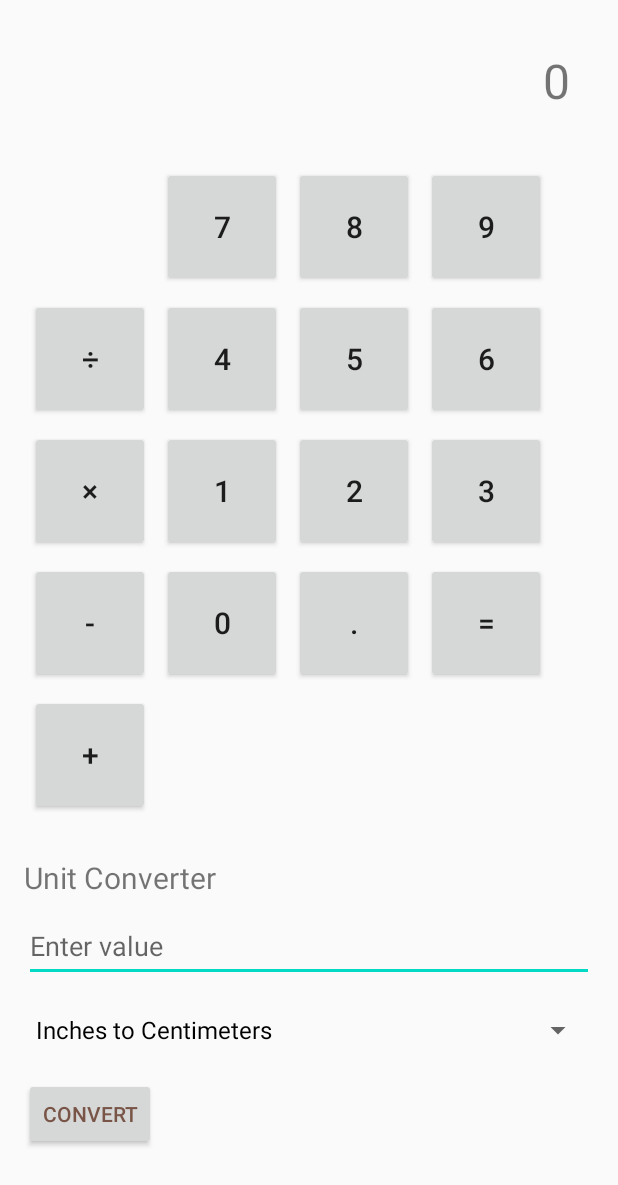
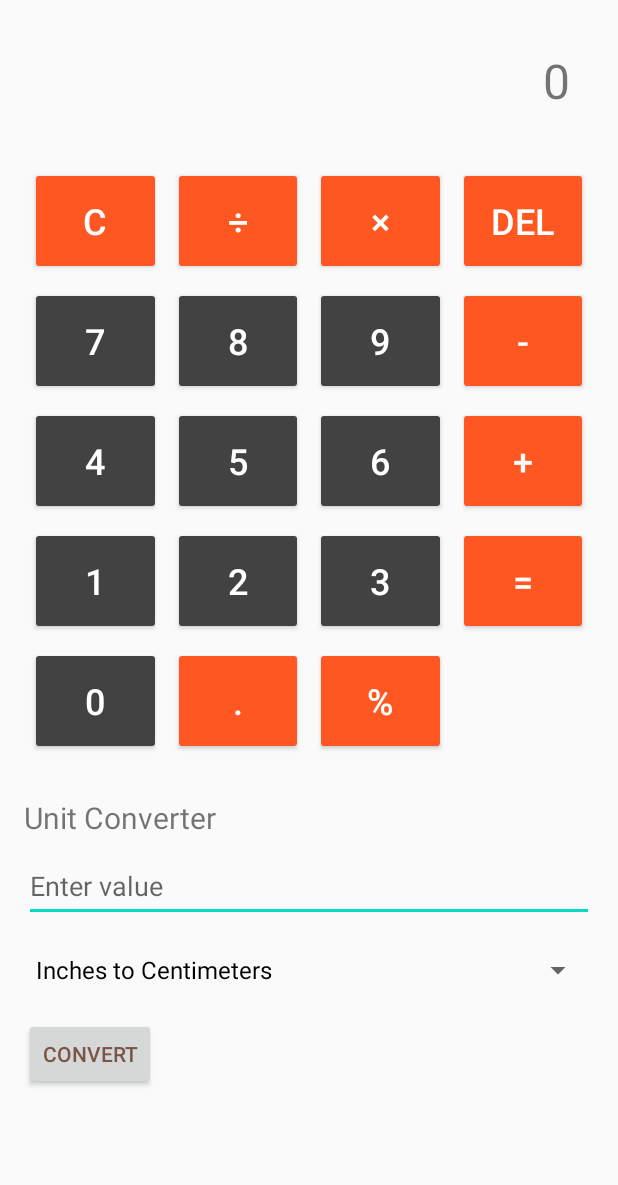
Before and after one commit to skodinger/CalcAndConverter, an Android app built with Jetpack Compose: the screen it shows after launch (MainActivity), on a phone screen of 412 x 824 dp. Shown: the top 1185 px of the screen. Run offline under Robolectric (Android 15) with nearby library versions, the phone set to English and light mode, and no system bars.

Commit message:
design and layout changes

```diff
--- a/app/src/main/java/com/example/calcandconverter/MainActivity.kt
+++ b/app/src/main/java/com/example/calcandconverter/MainActivity.kt
@@ -51,6 +51,25 @@ class MainActivity : AppCompatActivity() {
             }
         }
 
+        findViewById<Button>(R.id.btnBack).setOnClickListener {
+            if (input.isNotEmpty()) {
+                input = input.dropLast(1)
+                tvResult.text = input
+            }
+        }
+
+        findViewById<Button>(R.id.btnPercent).setOnClickListener {
+            try {
+                val currentValue = input.toDouble()
+                val result = currentValue / 100.0
+                tvResult.text = result.toString()
+                input = result.toString()
+            } catch (e: Exception) {
+                // Handle cases where the input is not a valid number
+                tvResult.text = "Error"
+            }
+        }
+
         // === CONVERSION FEATURE ===
         val etInput = findViewById<EditText>(R.id.etInput)
         val spinner = findViewById<Spinner>(R.id.spinnerConversion)
--- a/app/src/main/res/layout/activity_main.xml
+++ b/app/src/main/res/layout/activity_main.xml
@@ -30,43 +30,39 @@
             android:rowCount="5"
             android:layout_marginTop="16dp">
 
-            <Button
+            <Button style="@style/CalculatorButton.Operator"
                 android:id="@+id/btnClear"
-                android:layout_width="0dp"
-                android:layout_height="wrap_content"
-                android:layout_columnWeight="1"
-                android:layout_rowWeight="1"
-                android:text="@string/clear"
-                android:textSize="18sp" />
+                android:text="@string/clear" />
+            <Button style="@style/CalculatorButton.Operator"
+                android:id="@+id/btnDivide"
+                android:text="@string/divide" />
+            <Button style="@style/CalculatorButton.Operator"
+                android:id="@+id/btnMultiply"
+                android:text="@string/multiply" />
+            <Button style="@style/CalculatorButton.Operator"
+                android:id="@+id/btnBack"
+                android:text="@string/backspace" />
 
+            <Button style="@style/CalculatorButton" android:id="@+id/btn7" android:text="@string/digit_7"/>
+            <Button style="@style/CalculatorButton" android:id="@+id/btn8" android:text="@string/digit_8"/>
+            <Button style="@style/CalculatorButton" android:id="@+id/btn9" android:text="@string/digit_9"/>
+            <Button style="@style/CalculatorButton.Operator" android:id="@+id/btnMinus" android:text="@string/minus"/>
 
-            <!-- Row 1 -->
-            <Button style="@style/CalcButton" android:id="@+id/btn7" android:text="@string/digit_7"/>
-            <Button style="@style/CalcButton" android:id="@+id/btn8" android:text="@string/digit_8"/>
-            <Button style="@style/CalcButton" android:id="@+id/btn9" android:text="@string/digit_9"/>
-            <Button style="@style/CalcButton" android:id="@+id/btnDivide" android:text="@string/divide"/>
+            <Button style="@style/CalculatorButton" android:id="@+id/btn4" android:text="@string/digit_4"/>
+            <Button style="@style/CalculatorButton" android:id="@+id/btn5" android:text="@string/digit_5"/>
+            <Button style="@style/CalculatorButton" android:id="@+id/btn6" android:text="@string/digit_6"/>
+            <Button style="@style/CalculatorButton.Operator" android:id="@+id/btnPlus" android:text="@string/plus"/>
 
-            <!-- Row 2 -->
-            <Button style="@style/CalcButton" android:id="@+id/btn4" android:text="@string/digit_4"/>
-            <Button style="@style/CalcButton" android:id="@+id/btn5" android:text="@string/digit_5"/>
-            <Button style="@style/CalcButton" android:id="@+id/btn6" android:text="@string/digit_6"/>
-            <Button style="@style/CalcButton" android:id="@+id/btnMultiply" android:text="@string/multiply"/>
+            <Button style="@style/CalculatorButton" android:id="@+id/btn1" android:text="@string/digit_1"/>
+            <Button style="@style/CalculatorButton" android:id="@+id/btn2" android:text="@string/digit_2"/>
+            <Button style="@style/CalculatorButton" android:id="@+id/btn3" android:text="@string/digit_3"/>
+            <Button style="@style/CalculatorButton.Equals" android:id="@+id/btnEqual" android:text="@string/equal"/>
 
-            <!-- Row 3 -->
-            <Button style="@style/CalcButton" android:id="@+id/btn1" android:text="@string/digit_1"/>
-            <Button style="@style/CalcButton" android:id="@+id/btn2" android:text="@string/digit_2"/>
-            <Button style="@style/CalcButton" android:id="@+id/btn3" android:text="@string/digit_3"/>
-            <Button style="@style/CalcButton" android:id="@+id/btnMinus" android:text="@string/minus"/>
+            <Button style="@style/CalculatorButton" android:id="@+id/btn0" android:text="@string/digit_0"/>
+            <Button style="@style/CalculatorButton.Operator" android:id="@+id/btnDot" android:text="@string/dot"/>
+            <Button style="@style/CalculatorButton.Operator" android:id="@+id/btnPercent" android:text="@string/percent"/>
+            <Button style="@style/CalculatorButton.Equals" android:id="@+id/btnEmpty" android:visibility="invisible"/>
 
-            <!-- Row 4 -->
-            <Button
-                android:id="@+id/btn0"
-                style="@style/CalcButton"
-                android:text="@string/digit_0"
-                tools:ignore="DuplicateSpeakableTextCheck" />
-            <Button style="@style/CalcButton" android:id="@+id/btnDot" android:text="@string/dot"/>
-            <Button style="@style/CalcButton" android:id="@+id/btnEqual" android:text="@string/equal"/>
-            <Button style="@style/CalcButton" android:id="@+id/btnPlus" android:text="@string/plus"/>
         </GridLayout>
 
         <!-- Conversion Section -->
--- a/app/src/main/res/values/colors.xml
+++ b/app/src/main/res/values/colors.xml
@@ -1,5 +1,11 @@
 <?xml version="1.0" encoding="utf-8"?>
 <resources>
+    <color name="background_color">#1A1A1A</color>
+    <color name="button_color">#424242</color>
+
+    <color name="accent_color">#FF5722</color>
+    <color name="text_color">#FFFFFF</color>
+
     <color name="purple_200">#FFBB86FC</color>
     <color name="purple_500">#FF6200EE</color>
     <color name="purple_700">#FF3700B3</color>
--- a/app/src/main/res/values/strings.xml
+++ b/app/src/main/res/values/strings.xml
@@ -27,6 +27,9 @@
     <string name="dot">.</string>
     <string name="equal">=</string>
     <string name="clear">C</string>
+    <string name="backspace">del</string>
+    <string name="del">del</string>
+    <string name="percent">%</string>
 
 
     <!-- Conversion -->
--- a/app/src/main/res/values/styles.xml
+++ b/app/src/main/res/values/styles.xml
@@ -1,8 +1,21 @@
+<?xml version="1.0" encoding="utf-8"?>
 <resources>
-    <style name="CalcButton">
-        <item name="android:layout_width">80dp</item>
-        <item name="android:layout_height">80dp</item>
-        <item name="android:textSize">20sp</item>
+    <style name="CalculatorButton">
+        <item name="android:layout_width">0dp</item>
+        <item name="android:layout_height">72dp</item>
+        <item name="android:layout_columnWeight">1</item>
+        <item name="android:layout_rowWeight">1</item>
         <item name="android:layout_margin">4dp</item>
+        <item name="android:textSize">24sp</item>
+        <item name="android:textColor">@color/text_color</item>
+        <item name="backgroundTint">@color/button_color</item>
+    </style>
+
+    <style name="CalculatorButton.Operator" parent="CalculatorButton">
+        <item name="backgroundTint">@color/accent_color</item>
+    </style>
+
+    <style name="CalculatorButton.Equals" parent="CalculatorButton">
+        <item name="backgroundTint">@color/accent_color</item>
     </style>
 </resources>
```
